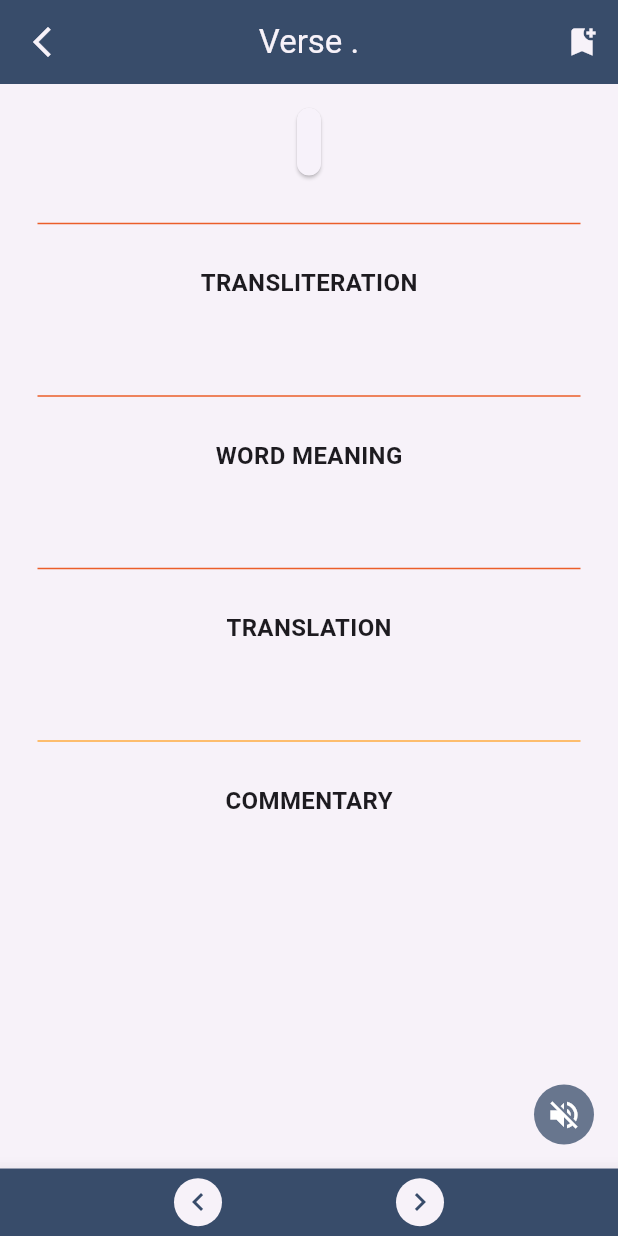
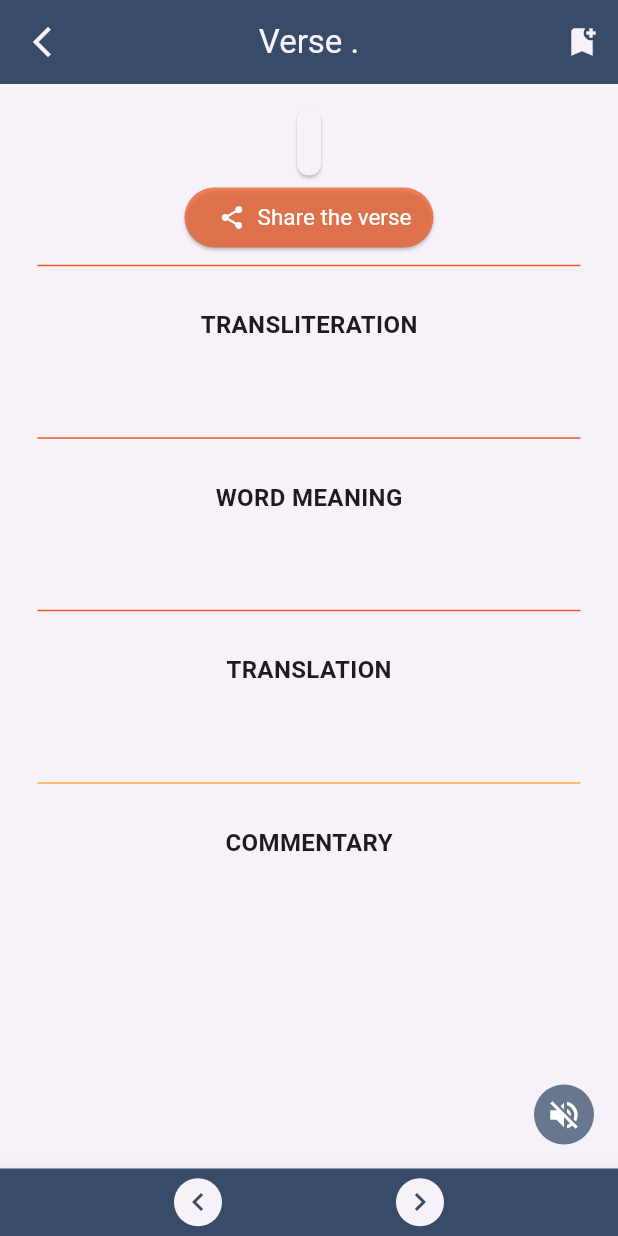
Before and after one commit to mishraaditya595/Gita-App, a Flutter app: the VerseScreen screen opened directly with empty values, on a phone screen of 412 x 824 dp. Run offline on Flutter 3.47's test engine with Material 2 defaults, Android fonts, the phone set to English and light mode, and no system bars; our stand-ins replace cached_network_image, device_info_plus, firebase_core, firebase_crashlytics, firebase_messaging, firebase_remote_config and 14 more; missing offline and left inert: device_information, firebase_performance, loading_progress_indicator; accounts and stored records are empty; generated files the repository leaves out were written again.

Commit message:
sharing a verse from verse_screen.dart implemented

```diff
--- a/lib/main.dart
+++ b/lib/main.dart
@@ -47,7 +47,9 @@ Future<void> main() async {
   configureDependencies();
   DatabaseService databaseService = GetIt.instance.get<DatabaseService>();
   await databaseService.init();
-  await UniLinksService.init();
+  if(!kIsWeb) {
+    await UniLinksService.init();
+  }
 
   runApp(const MyApp());
 }
--- a/lib/ui/verse/screen/verse_screen.dart
+++ b/lib/ui/verse/screen/verse_screen.dart
@@ -1,6 +1,7 @@
 import 'dart:developer';
 
 import 'package:flutter/cupertino.dart';
+import 'package:flutter/foundation.dart';
 import 'package:flutter/material.dart';
 import 'package:flutter_styled_toast/flutter_styled_toast.dart';
 import 'package:flutter_tts/flutter_tts.dart';
@@ -9,6 +10,7 @@ import 'package:provider/provider.dart';
 import 'package:sbg/services/text-to-speech/text_to_speech_service.dart';
 import 'package:sbg/utils/colour_constants.dart';
 import 'package:sbg/utils/hexcolor.dart';
+import 'package:share_plus/share_plus.dart';
 import 'package:shared_preferences/shared_preferences.dart';
 
 import '../../../models/chapter_detailed_model.dart';
@@ -100,6 +102,8 @@ class _VerseScreenState extends State<VerseScreen> {
                         padding: const EdgeInsets.only(top: 12.0),
                         child: Column(
                           children: [
+                            Column(
+                              children: [
                                 Card(
                                   shape: RoundedRectangleBorder(
                                     borderRadius: BorderRadius.circular(15.0),
@@ -117,8 +121,45 @@ class _VerseScreenState extends State<VerseScreen> {
                                     ),
                                   ),
                                 ),
-                            const SizedBox(
-                              height: 20,
+                                !kIsWeb
+                                    ? ElevatedButton(
+                                    onPressed: () {
+                                      String deepLink = "gitavedanta.in/share?book=${provider.verseDetails.bookHashName}&verse=${provider.chapterNumber}.${provider.verseNumber}";
+                                      int length = provider.verseDetails.translation.length;
+                                      String verseText = provider.verseDetails.translation;
+                                      if(provider.verseDetails.translation.length > 140) {
+                                        verseText.substring(0, 139);
+                                        verseText += " ...";
+                                        verseText += "\n\n\nFind the complete verse at $deepLink";
+                                      } else {
+                                        verseText += "\n\n\nCheckout the verse at $deepLink";
+                                      }
+                                      Share.share(verseText);
+                                    },
+                                    style: ElevatedButton.styleFrom(
+                                            backgroundColor: TransparentHexColor(ColourConstants.primaryDarker, OpacityValue.highOpacity),
+                                            padding: const EdgeInsets.symmetric(horizontal: 8, vertical: 5),
+                                            textStyle: const TextStyle(
+                                                fontSize: 15,
+                                              color: Colors.white
+                                            ),
+                                    ),
+                                    child: Container(
+                                      width: 150,
+                                      child: const Row(
+                                        mainAxisAlignment: MainAxisAlignment.center,
+                                        children: [
+                                          Padding(
+                                            padding: EdgeInsets.symmetric(horizontal: 8.0),
+                                            child: Icon(Icons.share, color: Colors.white,),
+                                          ),
+                                          Text("Share the verse", style: TextStyle(color: Colors.white),),
+                                        ],
+                                      ),
+                                    )
+                                )
+                                    : const SizedBox.shrink()
+                              ],
                             ),
                             Divider(
                               color: HexColor(ColourConstants.primaryDarker),
--- a/pubspec.yaml
+++ b/pubspec.yaml
@@ -64,6 +64,7 @@ dependencies:
   flutter_tts: ^3.8.3
   cached_network_image: ^3.3.0
   uni_links: ^0.5.1
+  share_plus: ^7.2.1
 
 dev_dependencies:
   build_runner: ^2.0.0
```
Also changed, not shown: 1 other file. Lines whose indentation alone changed are shown as unchanged.
